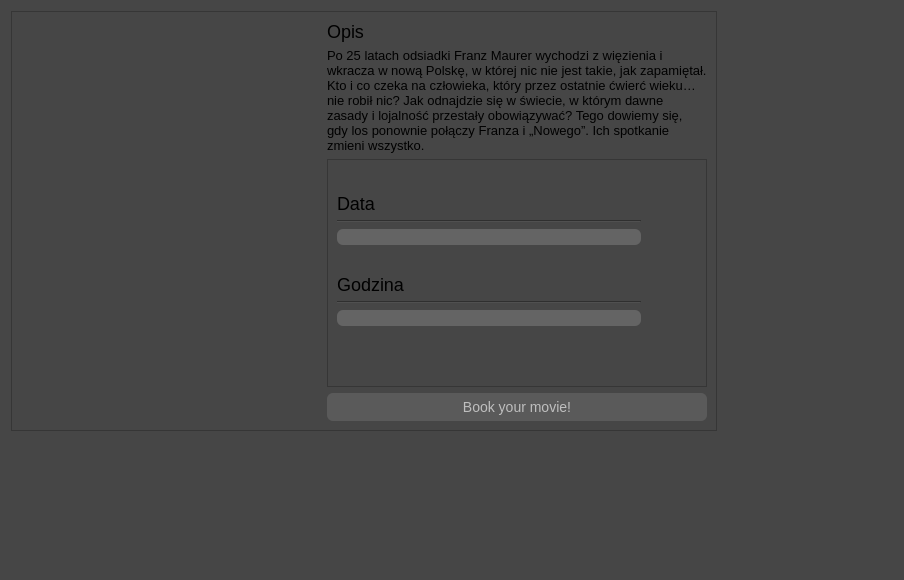
First picture: the form in movie.ui, repository Gluzix/DataBase_Project, before the edit.
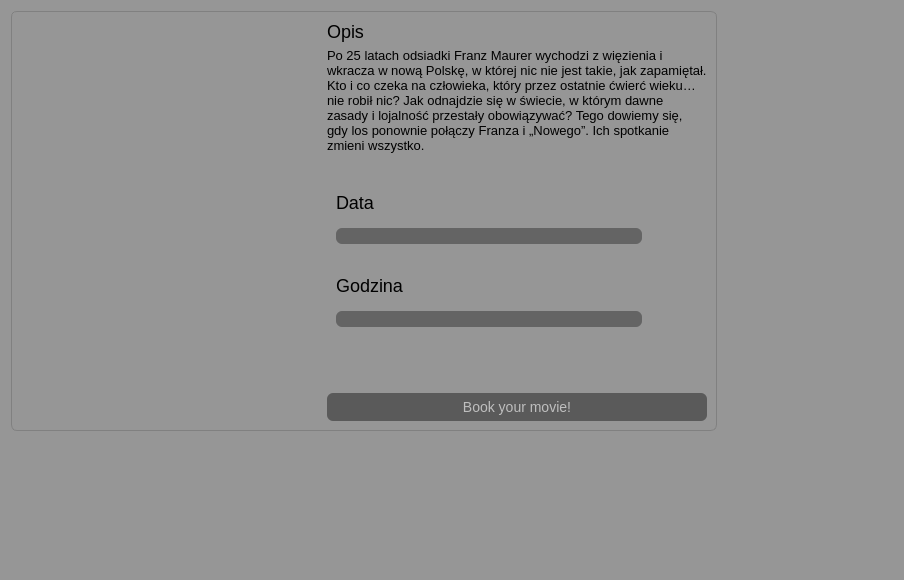
Second picture: the form after the edit. Icons and pictures are not drawn.

Commit message: Done some rfactor, added new font and changed UI

```diff
--- a/movie.ui
+++ b/movie.ui
@@ -14,7 +14,7 @@
    <string>Form</string>
   </property>
   <property name="styleSheet">
-   <string notr="true">background-color:rgb(70,70,70);</string>
+   <string notr="true">background-color:rgb(150,150,150);</string>
   </property>
   <layout class="QGridLayout" name="gridLayout_5">
    <item row="1" column="0">
@@ -38,6 +38,10 @@
        <verstretch>0</verstretch>
       </sizepolicy>
      </property>
+     <property name="styleSheet">
+      <string notr="true">border:1px solid gray;
+border-radius:6px;</string>
+     </property>
      <property name="frameShape">
       <enum>QFrame::StyledPanel</enum>
      </property>
@@ -53,6 +57,10 @@
           <verstretch>0</verstretch>
          </sizepolicy>
         </property>
+        <property name="styleSheet">
+         <string notr="true">border:none;
+</string>
+        </property>
         <property name="widgetResizable">
          <bool>true</bool>
         </property>
@@ -61,8 +69,8 @@
           <rect>
            <x>0</x>
            <y>0</y>
-           <width>378</width>
-           <height>217</height>
+           <width>380</width>
+           <height>219</height>
           </rect>
          </property>
          <layout class="QGridLayout" name="gridLayout_3">
@@ -217,11 +225,14 @@
 background-color:rgb(90,90,90);
 padding-top:6px;
 padding-bottom:6px;
+border:none;
 }
 
 QPushButton:hover{
 background-color:rgb(100,100,100);
-}</string>
+}
+
+</string>
         </property>
         <property name="text">
          <string>Book your movie!</string>
@@ -243,7 +254,8 @@
          </size>
         </property>
         <property name="styleSheet">
-         <string notr="true">font-size:13px;</string>
+         <string notr="true">font-size:13px;
+border:none;</string>
         </property>
         <property name="text">
          <string>Po 25 latach odsiadki Franz Maurer wychodzi z więzienia i wkracza w nową Polskę, w której nic nie jest takie, jak zapamiętał. Kto i co czeka na człowieka, który przez ostatnie ćwierć wieku… nie robił nic? Jak odnajdzie się w świecie, w którym dawne zasady i lojalność przestały obowiązywać? Tego dowiemy się, gdy los ponownie połączy Franza i „Nowego”. Ich spotkanie zmieni wszystko.</string>
@@ -256,7 +268,8 @@
       <item row="0" column="1">
        <widget class="QLabel" name="label">
         <property name="styleSheet">
-         <string notr="true">font-size:18px;</string>
+         <string notr="true">font-size:18px;
+border:none;</string>
         </property>
         <property name="text">
          <string>Opis</string>
@@ -278,7 +291,8 @@
          </size>
         </property>
         <property name="styleSheet">
-         <string notr="true">image: url(:/Resources/1.jpg);</string>
+         <string notr="true">image: url(:/Resources/1.jpg);
+border:none;</string>
         </property>
         <property name="text">
          <string/>
```
Left out of the diff: 2 changed lines with no effect on the pictures. The commit also changes 36 other files.
